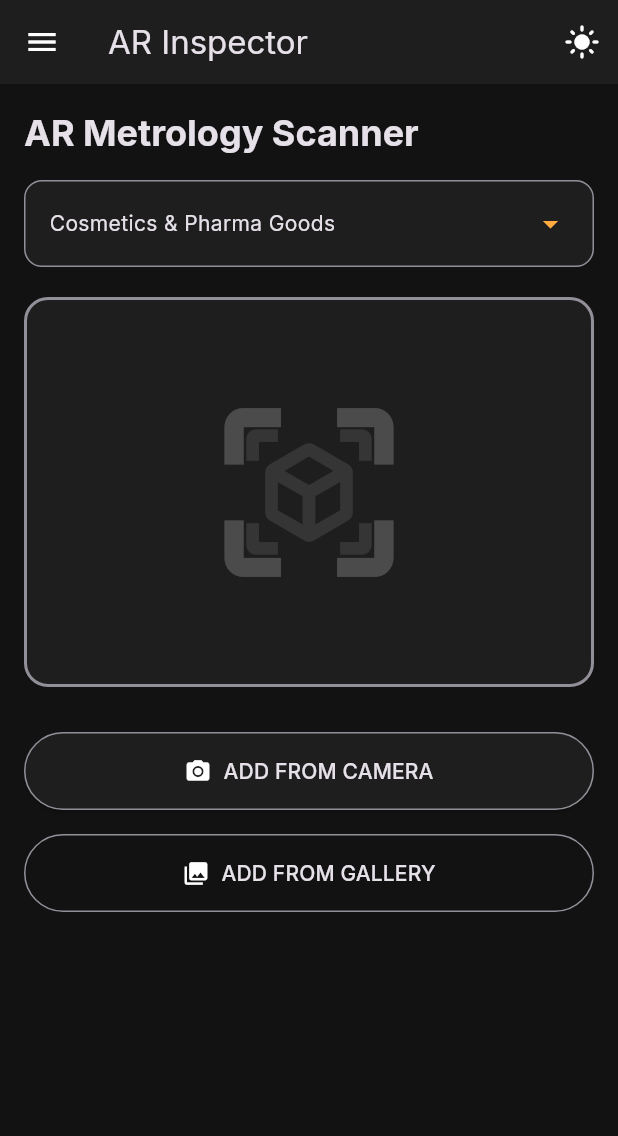
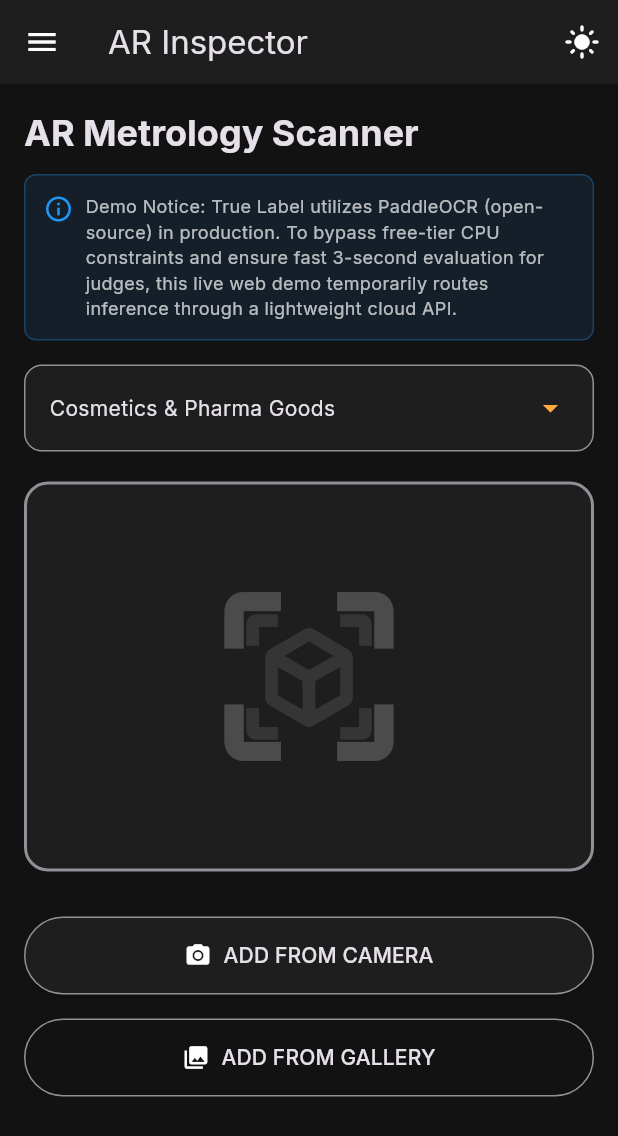
Before and after one commit to harshpandey2207/true_label, a Flutter app: the InspectorDashboard screen opened directly, on a phone screen of 412 x 824 dp. Shown: the top 1136 px of the screen. Run offline on Flutter 3.47's test engine with Material 3 defaults, Android fonts, the phone set to English and light mode, and no system bars; our stand-ins replace fl_chart, flutter_dotenv, google_fonts, image_picker, sidebarx; network calls fail.

Commit message:
feat: add architecture disclaimer to frontend UI and README

```diff
--- a/true_label/frontend/lib/features/inspector/inspector_dashboard_screen.dart
+++ b/true_label/frontend/lib/features/inspector/inspector_dashboard_screen.dart
@@ -220,6 +220,28 @@ class __ScannerScreenState extends State<_ScannerScreen> {
       crossAxisAlignment: CrossAxisAlignment.start,
       children: [
         Text('AR Metrology Scanner', style: theme.textTheme.headlineSmall?.copyWith(fontWeight: FontWeight.bold)),
+        SizedBox(height: 12),
+        Container(
+          padding: EdgeInsets.all(12),
+          decoration: BoxDecoration(
+            color: Colors.blue.withValues(alpha: 0.1),
+            borderRadius: BorderRadius.circular(8),
+            border: Border.all(color: Colors.blue.withValues(alpha: 0.3)),
+          ),
+          child: Row(
+            crossAxisAlignment: CrossAxisAlignment.start,
+            children: [
+              Icon(Icons.info_outline, color: Colors.blue, size: 20),
+              SizedBox(width: 8),
+              Expanded(
+                child: Text(
+                  'Demo Notice: True Label utilizes PaddleOCR (open-source) in production. To bypass free-tier CPU constraints and ensure fast 3-second evaluation for judges, this live web demo temporarily routes inference through a lightweight cloud API.',
+                  style: TextStyle(color: textMuted, fontSize: 12, height: 1.4),
+                ),
+              ),
+            ],
+          ),
+        ),
         SizedBox(height: 16),
 
         Container(
```
Also changed, not shown: 1 other file.
